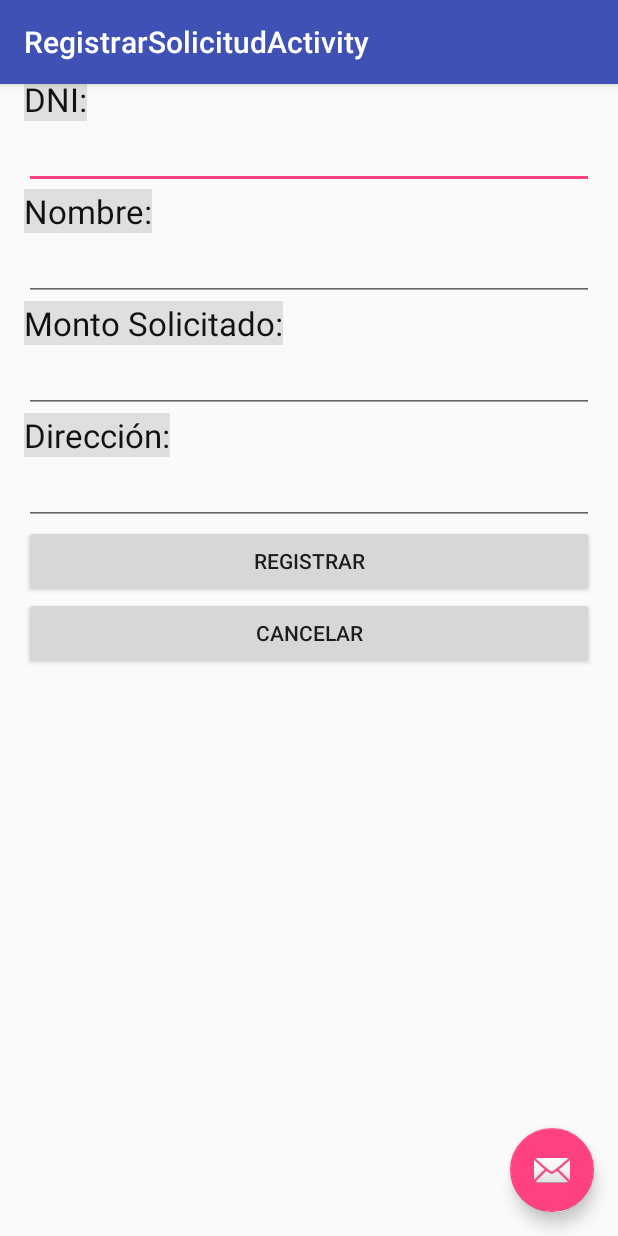
After one commit to ChristianPM/Project_DAW, an Android app: the RegistrarSolicitudActivity screen opened directly, with no data from a screen before it, on a phone screen of 412 x 824 dp. The commit adds this screen. Run offline under Robolectric (Android 15) with nearby library versions, the phone set to English and light mode, and no system bars.

Commit message:
Creación de Layout
Se agregó pantallas

```diff
--- /dev/null
+++ b/Mibanco/app/src/main/java/com/mibanco/myapplication/RegistrarSolicitudActivity.java
@@ -0,0 +1,29 @@
+package com.mibanco.myapplication;
+
+import android.os.Bundle;
+import android.support.design.widget.FloatingActionButton;
+import android.support.design.widget.Snackbar;
+import android.support.v7.app.AppCompatActivity;
+import android.support.v7.widget.Toolbar;
+import android.view.View;
+
+public class RegistrarSolicitudActivity extends AppCompatActivity {
+
+    @Override
+    protected void onCreate(Bundle savedInstanceState) {
+        super.onCreate(savedInstanceState);
+        setContentView(R.layout.activity_registrar_solicitud);
+        Toolbar toolbar = (Toolbar) findViewById(R.id.toolbar);
+        setSupportActionBar(toolbar);
+
+        FloatingActionButton fab = (FloatingActionButton) findViewById(R.id.fab);
+        fab.setOnClickListener(new View.OnClickListener() {
+            @Override
+            public void onClick(View view) {
+                Snackbar.make(view, "Replace with your own action", Snackbar.LENGTH_LONG)
+                        .setAction("Action", null).show();
+            }
+        });
+    }
+
+}
--- /dev/null
+++ b/Mibanco/app/src/main/res/layout/activity_registrar_solicitud.xml
@@ -0,0 +1,34 @@
+<?xml version="1.0" encoding="utf-8"?>
+<android.support.design.widget.CoordinatorLayout xmlns:android="http://schemas.android.com/apk/res/android"
+    xmlns:app="http://schemas.android.com/apk/res-auto"
+    xmlns:tools="http://schemas.android.com/tools"
+    android:layout_width="match_parent"
+    android:layout_height="match_parent"
+    android:fitsSystemWindows="true"
+    tools:context="com.mibanco.myapplication.RegistrarSolicitudActivity">
+
+    <android.support.design.widget.AppBarLayout
+        android:layout_width="match_parent"
+        android:layout_height="wrap_content"
+        android:theme="@style/AppTheme.AppBarOverlay">
+
+        <android.support.v7.widget.Toolbar
+            android:id="@+id/toolbar"
+            android:layout_width="match_parent"
+            android:layout_height="?attr/actionBarSize"
+            android:background="?attr/colorPrimary"
+            app:popupTheme="@style/AppTheme.PopupOverlay" />
+
+    </android.support.design.widget.AppBarLayout>
+
+    <include layout="@layout/content_registrar_solicitud" />
+
+    <android.support.design.widget.FloatingActionButton
+        android:id="@+id/fab"
+        android:layout_width="wrap_content"
+        android:layout_height="wrap_content"
+        android:layout_gravity="bottom|end"
+        android:layout_margin="@dimen/fab_margin"
+        android:src="@android:drawable/ic_dialog_email" />
+
+</android.support.design.widget.CoordinatorLayout>
--- a/Mibanco/app/src/main/res/layout/content_index.xml
+++ b/Mibanco/app/src/main/res/layout/content_index.xml
@@ -14,7 +14,7 @@
     tools:context="com.mibanco.myapplication.IndexActivity">
 
     <TextView
-        android:text="Hello World!"
+        android:text="Hello World!!!"
         android:layout_width="wrap_content"
         android:layout_height="wrap_content" />
 </RelativeLayout>
--- /dev/null
+++ b/Mibanco/app/src/main/res/layout/content_registrar_solicitud.xml
@@ -0,0 +1,117 @@
+<?xml version="1.0" encoding="utf-8"?>
+<ScrollView xmlns:android="http://schemas.android.com/apk/res/android"
+    xmlns:tools="http://schemas.android.com/tools"
+    android:id="@+id/ScrollView1"
+    android:layout_width="match_parent"
+    android:layout_height="match_parent"
+    android:paddingBottom="@dimen/activity_vertical_margin"
+    android:paddingLeft="@dimen/activity_horizontal_margin"
+    android:paddingRight="@dimen/activity_horizontal_margin"
+    android:paddingTop="@dimen/activity_vertical_margin" >
+
+    <LinearLayout
+        android:id="@+id/Lista1"
+        android:layout_width="match_parent"
+        android:layout_height="wrap_content"
+        android:orientation="vertical">
+
+
+        <TextView
+            android:id="@+id/textView1"
+            android:layout_width="wrap_content"
+            android:layout_height="wrap_content"
+            android:background="#dfdfdf"
+            android:textColor="#121212"
+            android:textSize="26dp"
+            android:text="Registrar Solicitud"
+            android:layout_gravity="center_horizontal|center_vertical"/>
+
+        <TextView
+            android:id="@+id/textView2"
+            android:layout_width="wrap_content"
+            android:layout_height="wrap_content"
+            android:background="#dfdfdf"
+            android:textColor="#121212"
+            android:textSize="22dp"
+            android:text="DNI:"
+            android:layout_gravity="left"/>
+
+        <EditText
+            android:id="@+id/editText2"
+            android:layout_width="match_parent"
+            android:layout_height="wrap_content"
+            android:ems="10"
+            android:inputType="text">
+
+        </EditText>
+
+        <TextView
+            android:id="@+id/textView3"
+            android:layout_width="wrap_content"
+            android:layout_height="wrap_content"
+            android:background="#dfdfdf"
+            android:textColor="#121212"
+            android:textSize="22dp"
+            android:text="Nombre:"
+            android:layout_gravity="left"/>
+
+        <EditText
+            android:id="@+id/editText3"
+            android:layout_width="match_parent"
+            android:layout_height="wrap_content"
+            android:ems="10"
+            android:inputType="textEmailAddress">
+        </EditText>
+
+        <TextView
+            android:id="@+id/textView4"
+            android:layout_width="wrap_content"
+            android:layout_height="wrap_content"
+            android:background="#dfdfdf"
+            android:textColor="#121212"
+            android:textSize="22dp"
+            android:text="Monto Solicitado:"
+            android:layout_gravity="left"/>
+
+        <EditText
+            android:id="@+id/editText4"
+            android:layout_width="match_parent"
+            android:layout_height="wrap_content"
+            android:ems="10"
+            android:inputType="textEmailAddress">
+        </EditText>
+
+
+        <TextView
+            android:id="@+id/textView5"
+            android:layout_width="wrap_content"
+            android:layout_height="wrap_content"
+            android:background="#dfdfdf"
+            android:textColor="#121212"
+            android:textSize="22dp"
+            android:text="Dirección:"
+            android:layout_gravity="left"/>
+
+        <EditText
+            android:layout_width="match_parent"
+            android:layout_height="wrap_content"
+            android:inputType="textMultiLine"
+            android:ems="10"
+            android:id="@+id/editText"
+            android:layout_gravity="center_horizontal" />
+
+        <Button
+            android:id="@+id/btnBuscar"
+            android:layout_width="match_parent"
+            android:layout_height="wrap_content"
+            android:text="Registrar" />
+
+        <Button
+            android:id="@+id/btnCancelar"
+            android:layout_width="match_parent"
+            android:layout_height="wrap_content"
+            android:text="Cancelar" />
+
+    </LinearLayout>
+
+</ScrollView>
--- a/Mibanco/app/src/main/res/values-v21/styles.xml
+++ b/Mibanco/app/src/main/res/values-v21/styles.xml
@@ -1,4 +1,5 @@
 <resources>>
+
     <style name="AppTheme.NoActionBar">
         <item name="windowActionBar">false</item>
         <item name="windowNoTitle">true</item>
--- a/Mibanco/app/src/main/res/values/strings.xml
+++ b/Mibanco/app/src/main/res/values/strings.xml
@@ -1,4 +1,9 @@
 <resources>
     <string name="app_name">Mibanco</string>
     <string name="action_settings">Settings</string>
+    <string name="title_activity_inicio">InicioActivity</string>
+    <string name="title_activity_busqueda">BusquedaActivity</string>
+    <string name="title_activity_lista_clientes">ListaClientesActivity</string>
+    <string name="title_activity_registrar_solicitud">RegistrarSolicitudActivity</string>
+    <string name="title_activity_registrar_seguimiento">RegistrarSeguimientoActivity</string>
 </resources>
--- a/Mibanco/app/src/main/res/values/styles.xml
+++ b/Mibanco/app/src/main/res/values/styles.xml
@@ -7,11 +7,14 @@
         <item name="colorPrimaryDark">@color/colorPrimaryDark</item>
         <item name="colorAccent">@color/colorAccent</item>
     </style>
+
     <style name="AppTheme.NoActionBar">
         <item name="windowActionBar">false</item>
         <item name="windowNoTitle">true</item>
     </style>
+
     <style name="AppTheme.AppBarOverlay" parent="ThemeOverlay.AppCompat.Dark.ActionBar" />
+
     <style name="AppTheme.PopupOverlay" parent="ThemeOverlay.AppCompat.Light" />
 
 </resources>
```
Also changed, not shown: Mibanco/app/src/main/AndroidManifest.xml (+24 -4 lines), Mibanco/app/src/main/java/com/mibanco/myapplication/BusquedaActivity.java (added, +29 -0 lines), Mibanco/app/src/main/java/com/mibanco/myapplication/InicioActivity.java (added, +29 -0 lines), Mibanco/app/src/main/java/com/mibanco/myapplication/ListaClientesActivity.java (added, +29 -0 lines), Mibanco/app/src/main/java/com/mibanco/myapplication/RegistrarSeguimientoActivity.java (added, +29 -0 lines), Mibanco/app/src/main/res/layout/activity_busqueda.xml (added, +34 -0 lines), Mibanco/app/src/main/res/layout/activity_inicio.xml (added, +34 -0 lines), Mibanco/app/src/main/res/layout/activity_lista_clientes.xml (added, +34 -0 lines), Mibanco/app/src/main/res/layout/activity_registrar_seguimiento.xml (added, +34 -0 lines), Mibanco/app/src/main/res/layout/content_busqueda.xml (added, +81 -0 lines), Mibanco/app/src/main/res/layout/content_inicio.xml (added, +32 -0 lines), Mibanco/app/src/main/res/layout/content_lista_clientes.xml (added, +57 -0 lines), Mibanco/app/src/main/res/layout/content_registrar_seguimiento.xml (added, +103 -0 lines). Lines whose indentation alone changed are shown as unchanged.
